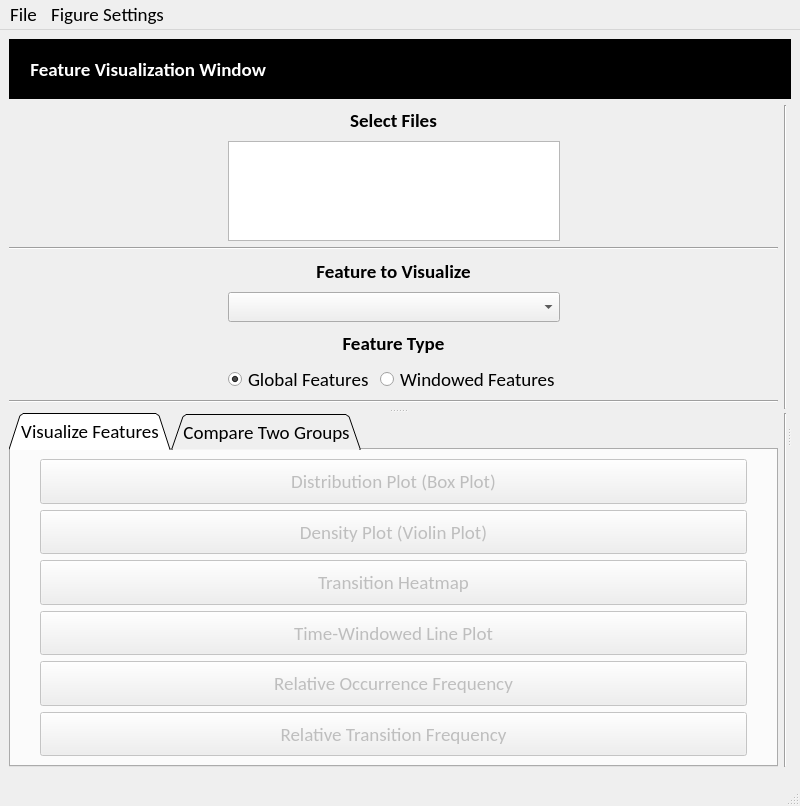
Old version of the form EEG_COMET/ui/FeatureVisualizationWindow.ui in the repository eeg-comet/eeg-comet.
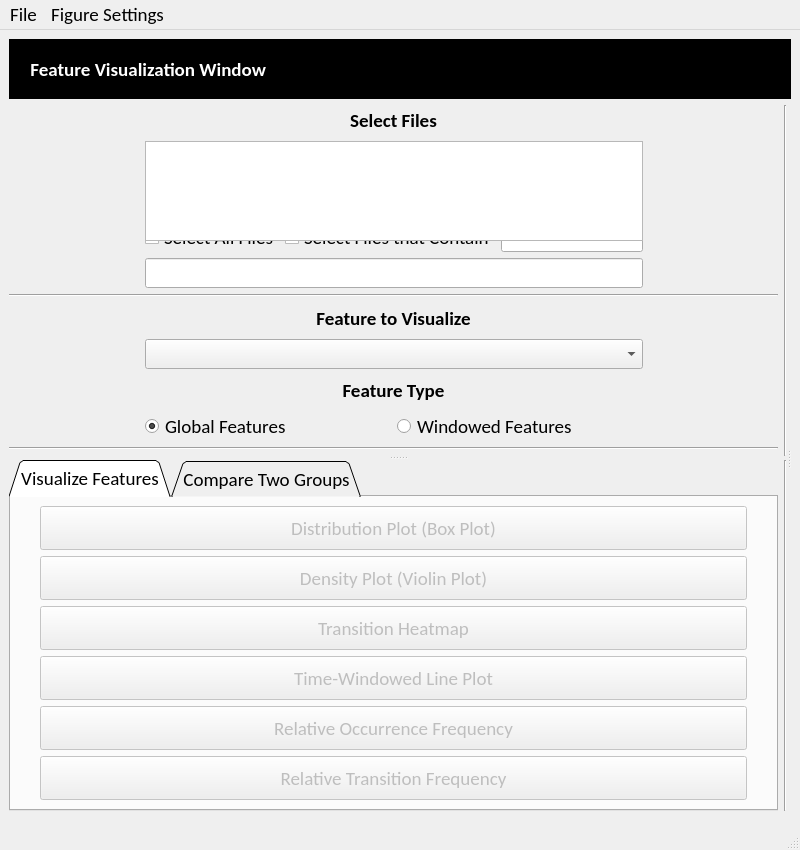
New version of the form.

What changed in the file:
```diff
--- a/EEG_COMET/ui/FeatureVisualizationWindow.ui
+++ b/EEG_COMET/ui/FeatureVisualizationWindow.ui
@@ -7,13 +7,13 @@
     <x>0</x>
     <y>0</y>
     <width>800</width>
-    <height>806</height>
+    <height>850</height>
    </rect>
   </property>
   <property name="minimumSize">
    <size>
     <width>800</width>
-    <height>800</height>
+    <height>850</height>
    </size>
   </property>
   <property name="font">
@@ -73,8 +73,8 @@
        </property>
        <widget class="QWidget" name="gridLayoutWidget">
         <layout class="QGridLayout" name="GLayout_1">
-         <item row="6" column="1">
-          <layout class="QHBoxLayout" name="horizontalLayout">
+         <item row="8" column="1">
+          <layout class="QHBoxLayout" name="Feature_Type_HLayout">
            <item>
             <widget class="QRadioButton" name="static_radio">
              <property name="sizePolicy">
@@ -136,7 +136,89 @@
            </item>
           </layout>
          </item>
-         <item row="4" column="1">
+         <item row="2" column="1">
+          <layout class="QHBoxLayout" name="Files_HLayout">
+           <item>
+            <widget class="QCheckBox" name="select_all_checkbox">
+             <property name="sizePolicy">
+              <sizepolicy hsizetype="Preferred" vsizetype="Preferred">
+               <horstretch>0</horstretch>
+               <verstretch>0</verstretch>
+              </sizepolicy>
+             </property>
+             <property name="minimumSize">
+              <size>
+               <width>0</width>
+               <height>30</height>
+              </size>
+             </property>
+             <property name="maximumSize">
+              <size>
+               <width>16777215</width>
+               <height>60</height>
+              </size>
+             </property>
+             <property name="text">
+              <string>Select All Files</string>
+             </property>
+             <attribute name="buttonGroup">
+              <string notr="true">buttonGroup_2</string>
+             </attribute>
+            </widget>
+           </item>
+           <item>
+            <widget class="QCheckBox" name="select_pattern_checkbox">
+             <property name="sizePolicy">
+              <sizepolicy hsizetype="Preferred" vsizetype="Preferred">
+               <horstretch>0</horstretch>
+               <verstretch>0</verstretch>
+              </sizepolicy>
+             </property>
+             <property name="minimumSize">
+              <size>
+               <width>0</width>
+               <height>30</height>
+              </size>
+             </property>
+             <property name="maximumSize">
+              <size>
+               <width>16777215</width>
+               <height>60</height>
+              </size>
+             </property>
+             <property name="text">
+              <string>Select Files that Contain</string>
+             </property>
+             <attribute name="buttonGroup">
+              <string notr="true">buttonGroup_2</string>
+             </attribute>
+            </widget>
+           </item>
+           <item>
+            <widget class="QLineEdit" name="select_pattern_input">
+             <property name="sizePolicy">
+              <sizepolicy hsizetype="Preferred" vsizetype="Preferred">
+               <horstretch>0</horstretch>
+               <verstretch>0</verstretch>
+              </sizepolicy>
+             </property>
+             <property name="minimumSize">
+              <size>
+               <width>0</width>
+               <height>30</height>
+              </size>
+             </property>
+             <property name="maximumSize">
+              <size>
+               <width>16777215</width>
+               <height>60</height>
+              </size>
+             </property>
+            </widget>
+           </item>
+          </layout>
+         </item>
+         <item row="6" column="1">
           <widget class="QComboBox" name="feature_combo">
            <property name="sizePolicy">
             <sizepolicy hsizetype="Preferred" vsizetype="Preferred">
@@ -198,45 +280,13 @@
            </property>
           </widget>
          </item>
-         <item row="1" column="0">
-          <spacer name="HSpacer">
-           <property name="orientation">
-            <enum>Qt::Horizontal</enum>
-           </property>
-           <property name="sizeType">
-            <enum>QSizePolicy::Maximum</enum>
-           </property>
-           <property name="sizeHint" stdset="0">
-            <size>
-             <width>20</width>
-             <height>20</height>
-            </size>
-           </property>
-          </spacer>
-         </item>
-         <item row="2" column="0" colspan="3">
+         <item row="4" column="0" colspan="3">
           <widget class="Line" name="line_2">
            <property name="orientation">
             <enum>Qt::Horizontal</enum>
            </property>
           </widget>
          </item>
-         <item row="1" column="2">
-          <spacer name="HSpacer_2">
-           <property name="orientation">
-            <enum>Qt::Horizontal</enum>
-           </property>
-           <property name="sizeType">
-            <enum>QSizePolicy::Maximum</enum>
-           </property>
-           <property name="sizeHint" stdset="0">
-            <size>
-             <width>20</width>
-             <height>20</height>
-            </size>
-           </property>
-          </spacer>
-         </item>
          <item row="1" column="1">
           <widget class="QListWidget" name="all_files_list">
            <property name="sizePolicy">
@@ -263,88 +313,14 @@
            </property>
           </widget>
          </item>
-         <item row="0" column="3" rowspan="9">
+         <item row="0" column="3" rowspan="11">
           <widget class="Line" name="line_1">
            <property name="orientation">
             <enum>Qt::Vertical</enum>
            </property>
           </widget>
          </item>
-         <item row="3" column="0" colspan="3">
-          <widget class="QLabel" name="feature_label1">
-           <property name="sizePolicy">
-            <sizepolicy hsizetype="Preferred" vsizetype="Preferred">
-             <horstretch>0</horstretch>
-             <verstretch>0</verstretch>
-            </sizepolicy>
-           </property>
-           <property name="minimumSize">
-            <size>
-             <width>0</width>
-             <height>30</height>
-            </size>
-           </property>
-           <property name="maximumSize">
-            <size>
-             <width>16777215</width>
-             <height>60</height>
-            </size>
-           </property>
-           <property name="font">
-            <font>
-             <pointsize>14</pointsize>
-             <weight>75</weight>
-             <bold>true</bold>
-            </font>
-           </property>
-           <property name="text">
-            <string>Feature to Visualize</string>
-           </property>
-           <property name="alignment">
-            <set>Qt::AlignCenter</set>
-           </property>
-          </widget>
-         </item>
          <item row="7" column="0" colspan="3">
-          <widget class="Line" name="line_5">
-           <property name="orientation">
-            <enum>Qt::Horizontal</enum>
-           </property>
-          </widget>
-         </item>
-         <item row="4" column="0">
-          <spacer name="HSpacer_3">
-           <property name="orientation">
-            <enum>Qt::Horizontal</enum>
-           </property>
-           <property name="sizeType">
-            <enum>QSizePolicy::Maximum</enum>
-           </property>
-           <property name="sizeHint" stdset="0">
-            <size>
-             <width>20</width>
-             <height>20</height>
-            </size>
-           </property>
-          </spacer>
-         </item>
-         <item row="4" column="2">
-          <spacer name="HSpacer_4">
-           <property name="orientation">
-            <enum>Qt::Horizontal</enum>
-           </property>
-           <property name="sizeType">
-            <enum>QSizePolicy::Maximum</enum>
-           </property>
-           <property name="sizeHint" stdset="0">
-            <size>
-             <width>20</width>
-             <height>20</height>
-            </size>
-           </property>
-          </spacer>
-         </item>
-         <item row="5" column="0" colspan="3">
           <widget class="QLabel" name="feature_label2">
            <property name="sizePolicy">
             <sizepolicy hsizetype="Preferred" vsizetype="Preferred">
@@ -379,7 +355,55 @@
            </property>
           </widget>
          </item>
+         <item row="8" column="2">
+          <spacer name="HSpacer_10">
+           <property name="orientation">
+            <enum>Qt::Horizontal</enum>
+           </property>
+           <property name="sizeType">
+            <enum>QSizePolicy::Maximum</enum>
+           </property>
+           <property name="sizeHint" stdset="0">
+            <size>
+             <width>20</width>
+             <height>20</height>
+            </size>
+           </property>
+          </spacer>
+         </item>
+         <item row="6" column="2">
+          <spacer name="HSpacer_4">
+           <property name="orientation">
+            <enum>Qt::Horizontal</enum>
+           </property>
+           <property name="sizeType">
+            <enum>QSizePolicy::Maximum</enum>
+           </property>
+           <property name="sizeHint" stdset="0">
+            <size>
+             <width>20</width>
+             <height>20</height>
+            </size>
+           </property>
+          </spacer>
+         </item>
          <item row="6" column="0">
+          <spacer name="HSpacer_3">
+           <property name="orientation">
+            <enum>Qt::Horizontal</enum>
+           </property>
+           <property name="sizeType">
+            <enum>QSizePolicy::Maximum</enum>
+           </property>
+           <property name="sizeHint" stdset="0">
+            <size>
+             <width>20</width>
+             <height>20</height>
+            </size>
+           </property>
+          </spacer>
+         </item>
+         <item row="8" column="0">
           <spacer name="HSpacer_6">
            <property name="orientation">
             <enum>Qt::Horizontal</enum>
@@ -395,8 +419,94 @@
            </property>
           </spacer>
          </item>
-         <item row="6" column="2">
-          <spacer name="HSpacer_10">
+         <item row="5" column="0" colspan="3">
+          <widget class="QLabel" name="feature_label1">
+           <property name="sizePolicy">
+            <sizepolicy hsizetype="Preferred" vsizetype="Preferred">
+             <horstretch>0</horstretch>
+             <verstretch>0</verstretch>
+            </sizepolicy>
+           </property>
+           <property name="minimumSize">
+            <size>
+             <width>0</width>
+             <height>30</height>
+            </size>
+           </property>
+           <property name="maximumSize">
+            <size>
+             <width>16777215</width>
+             <height>60</height>
+            </size>
+           </property>
+           <property name="font">
+            <font>
+             <pointsize>14</pointsize>
+             <weight>75</weight>
+             <bold>true</bold>
+            </font>
+           </property>
+           <property name="text">
+            <string>Feature to Visualize</string>
+           </property>
+           <property name="alignment">
+            <set>Qt::AlignCenter</set>
+           </property>
+          </widget>
+         </item>
+         <item row="9" column="0" colspan="3">
+          <widget class="Line" name="line_5">
+           <property name="orientation">
+            <enum>Qt::Horizontal</enum>
+           </property>
+          </widget>
+         </item>
+         <item row="3" column="1">
+          <widget class="QLineEdit" name="selected_file_lineedit">
+           <property name="sizePolicy">
+            <sizepolicy hsizetype="Preferred" vsizetype="Preferred">
+             <horstretch>0</horstretch>
+             <verstretch>0</verstretch>
+            </sizepolicy>
+           </property>
+           <property name="minimumSize">
+            <size>
+             <width>0</width>
+             <height>30</height>
+            </size>
+           </property>
+           <property name="maximumSize">
+            <size>
+             <width>16777215</width>
+             <height>60</height>
+            </size>
+           </property>
+           <property name="alignment">
+            <set>Qt::AlignCenter</set>
+           </property>
+           <property name="readOnly">
+            <bool>true</bool>
+           </property>
+          </widget>
+         </item>
+         <item row="1" column="0" rowspan="3">
+          <spacer name="HSpacer">
+           <property name="orientation">
+            <enum>Qt::Horizontal</enum>
+           </property>
+           <property name="sizeType">
+            <enum>QSizePolicy::Maximum</enum>
+           </property>
+           <property name="sizeHint" stdset="0">
+            <size>
+             <width>20</width>
+             <height>20</height>
+            </size>
+           </property>
+          </spacer>
+         </item>
+         <item row="1" column="2" rowspan="3">
+          <spacer name="HSpacer_2">
            <property name="orientation">
             <enum>Qt::Horizontal</enum>
            </property>
```
Left out of the diff: 1 changed line with no effect on the pictures.
